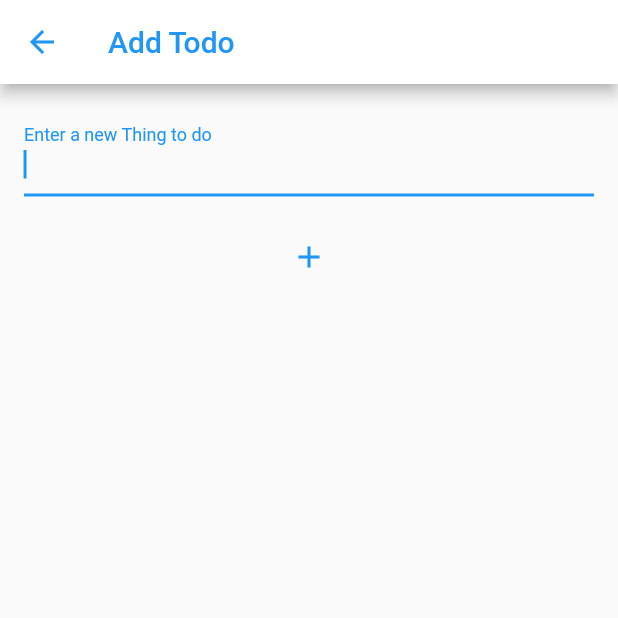
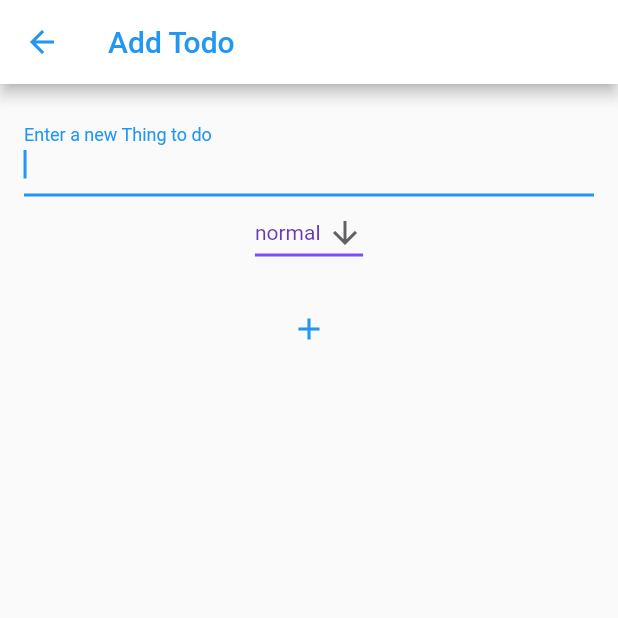
Before and after one commit to Hkrie/todo-app, a Flutter app: the screen it shows after launch, after a tap on the "add" icon, on a phone screen of 412 x 824 dp, the top half of it. Run offline on Flutter 3.47's test engine with Material 2 defaults, Android fonts, the light colour scheme and no system bars.

Commit message:
Add Priority to Todo, Outsource AddTodo to AddTodoScreen

```diff
--- /dev/null
+++ b/lib/AddTodoScreen.dart
@@ -0,0 +1,84 @@
+import 'package:flutter/cupertino.dart';
+import 'package:flutter/material.dart';
+
+import '_todo.dart';
+import 'main.dart';
+
+class AddTodoScreen extends StatefulWidget {
+  const AddTodoScreen({Key? key, required this.oldTodoList}) : super(key: key);
+  final List<Todo> oldTodoList;
+
+  @override
+  State<AddTodoScreen> createState() => _AddTodoScreenState();
+}
+
+class _AddTodoScreenState extends State<AddTodoScreen> {
+  final myController = TextEditingController();
+  String dropdownValue = 'normal';
+
+  @override
+  Widget build(BuildContext context) {
+    final oldTodoList = widget.oldTodoList;
+    return Scaffold(
+        appBar: AppBar(
+          title: const Text('Add Todo'),
+        ),
+        body: Container(
+          padding: const EdgeInsets.all(16.0),
+          child: Column(
+            children: [
+              TextField(
+                autofocus: true,
+                decoration: const InputDecoration(
+                  border: UnderlineInputBorder(),
+                  labelText: 'Enter a new Thing to do',
+                ),
+                controller: myController,
+              ),
+              DropdownButton<String>(
+                value: dropdownValue,
+                icon: const Icon(Icons.arrow_downward),
+                elevation: 16,
+                style: const TextStyle(color: Colors.deepPurple),
+                underline: Container(
+                  height: 2,
+                  color: Colors.deepPurpleAccent,
+                ),
+                onChanged: (String? newValue) {
+                  setState(() {
+                    dropdownValue = newValue!;
+                  });
+                },
+                items: <String>['Highest', 'High', 'normal', 'low', "lowest"]
+                    .map<DropdownMenuItem<String>>((String value) {
+                  return DropdownMenuItem<String>(
+                    value: value,
+                    child: Text(value),
+                  );
+                }).toList(),
+              ),
+              const SizedBox(height: 16),
+              IconButton(
+                  color: Colors.blue,
+                  onPressed: () {
+                    // listKey.currentState!.insertItem(0,
+                    //     duration: const Duration(milliseconds: 500));
+                    // _todos.insert(0, _Todo(myController.text, dropdownValue));
+                    // Navigator.of(context).pop();
+                    final Todo newTodo = Todo(myController.text, dropdownValue);
+                    Navigator.push(
+                      context,
+                      MaterialPageRoute(
+                        builder: (context) => TodoList(
+                          newTodo: newTodo,
+                          todoList: oldTodoList,
+                        ),
+                      ),
+                    );
+                  },
+                  icon: const Icon(Icons.add))
+            ],
+          ),
+        ));
+  }
+}
--- /dev/null
+++ b/lib/_todo.dart
@@ -0,0 +1,6 @@
+class Todo {
+  String todoText;
+  String todoPriority;
+
+  Todo(this.todoText, this.todoPriority);
+}
--- a/lib/main.dart
+++ b/lib/main.dart
@@ -1,4 +1,6 @@
 import 'package:flutter/material.dart';
+import './_todo.dart';
+import 'AddTodoScreen.dart';
 
 void main() {
   runApp(const MyApp());
@@ -22,7 +24,9 @@ class MyApp extends StatelessWidget {
 }
 
 class TodoList extends StatefulWidget {
-  const TodoList({Key? key}) : super(key: key);
+  const TodoList({Key? key, this.newTodo, this.todoList}) : super(key: key);
+  final Todo? newTodo;
+  final List<Todo>? todoList;
 
   @override
   State<TodoList> createState() => _TodoListState();
@@ -30,12 +34,13 @@ class TodoList extends StatefulWidget {
 
 class _TodoListState extends State<TodoList> {
   final GlobalKey<AnimatedListState> listKey = GlobalKey<AnimatedListState>();
-  final _todos = <String>[];
-  final _doneTodos = <String>[];
+  List<Todo> _todos = <Todo>[];
+  final List<Todo> _doneTodos = <Todo>[];
   final _biggerFont = const TextStyle(fontSize: 18);
 
-  Widget slideIt(BuildContext context, String? removedItem, int index, animation) {
-    String item = removedItem ?? _todos[index];
+  Widget slideIt(
+      BuildContext context, Todo? removedItem, int index, animation) {
+    Todo item = removedItem ?? _todos[index];
     final alreadyDone = _doneTodos.contains(item);
     return SlideTransition(
       position: Tween<Offset>(
@@ -45,7 +50,7 @@ class _TodoListState extends State<TodoList> {
       child: SizedBox(
           child: ListTile(
         title: Text(
-              item + _todos.length.toString(),
+          item.todoText,
           style: _biggerFont,
         ),
         trailing: Icon(
@@ -56,62 +61,19 @@ class _TodoListState extends State<TodoList> {
         onTap: () {
           _doneTodos.add(item);
           int removeIndex = _todos.indexOf(item);
-              String removedItem = _todos.removeAt(removeIndex);
+          Todo removedItem = _todos.removeAt(removeIndex);
 
-
-              listKey.currentState?.removeItem(
-                  removeIndex, (_, animation) => slideIt(context,removedItem, index, animation),
+          listKey.currentState?.removeItem(removeIndex,
+              (_, animation) => slideIt(context, removedItem, index, animation),
               duration: const Duration(milliseconds: 500));
         },
       )),
     );
   }
 
-  void _addTodo() {
-    Navigator.of(context).push(MaterialPageRoute<void>(builder: (context) {
-      final myController = TextEditingController();
-
-      return Scaffold(
-          appBar: AppBar(
-            title: const Text('Add Todo'),
-          ),
-          body: Container(
-            padding: const EdgeInsets.all(16.0),
-            child: Column(
-              children: [
-                TextField(
-                  onSubmitted: (textValue) {
-                    listKey.currentState!.insertItem(_todos.length,
-                        duration: const Duration(milliseconds: 500));
-                    _todos.add(textValue);
-                    Navigator.of(context).pop();
-                  },
-                  autofocus: true,
-                  decoration: const InputDecoration(
-                    border: UnderlineInputBorder(),
-                    labelText: 'Enter a new Thing to do',
-                  ),
-                  controller: myController,
-                ),
-                const SizedBox(height: 16),
-                IconButton(
-                    color: Colors.blue,
-                    onPressed: () {
-                      listKey.currentState!.insertItem(0,
-                          duration: const Duration(milliseconds: 500));
-                      _todos.insert(0, myController.text);
-                      Navigator.of(context).pop();
-                    },
-                    icon: const Icon(Icons.add))
-              ],
-            ),
-          ));
-    }));
-  }
-
   void _showDoneTodo() {
     Navigator.of(context).push(MaterialPageRoute<void>(builder: (context) {
-      final tiles = _doneTodos.map((string) {
+      final tiles = _doneTodos.map((doneTodoItem) {
         return ListTile(
           trailing: const Icon(
             Icons.check_box,
@@ -120,12 +82,12 @@ class _TodoListState extends State<TodoList> {
           onTap: () {
             listKey.currentState!.insertItem(_todos.length,
                 duration: const Duration(milliseconds: 500));
-            _todos.add(string);
-            _doneTodos.remove(string);
+            _todos.add(doneTodoItem);
+            _doneTodos.remove(doneTodoItem);
             Navigator.of(context).pop();
           },
           title: Text(
-            string,
+            doneTodoItem.todoText,
             style: _biggerFont,
           ),
         );
@@ -144,12 +106,27 @@ class _TodoListState extends State<TodoList> {
 
   @override
   Widget build(BuildContext context) {
+    if (_todos.isEmpty && widget.todoList != null) {
+      _todos = widget.todoList!;
+    }
+    if (widget.newTodo != null) {
+      listKey.currentState!
+          .insertItem(0, duration: const Duration(milliseconds: 500));
+      _todos.insert(0, widget.newTodo!);
+    }
+
     return Scaffold(
       appBar: AppBar(
         title: const Text('Todo List'),
         actions: [
           IconButton(
-            onPressed: _addTodo,
+            onPressed: () {
+              Navigator.push(
+                context,
+                MaterialPageRoute(
+                    builder: (context) => AddTodoScreen(oldTodoList: _todos)),
+              );
+            },
             icon: const Icon(Icons.add),
             tooltip: 'Add Todo',
           ),
```
Lines whose indentation alone changed are shown as unchanged.
